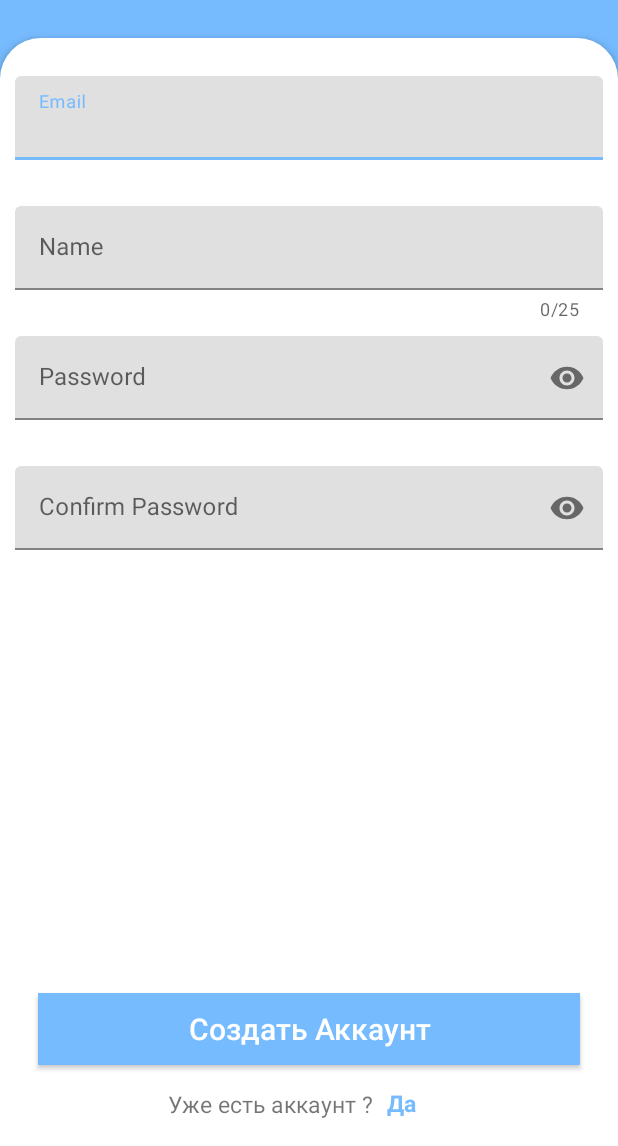
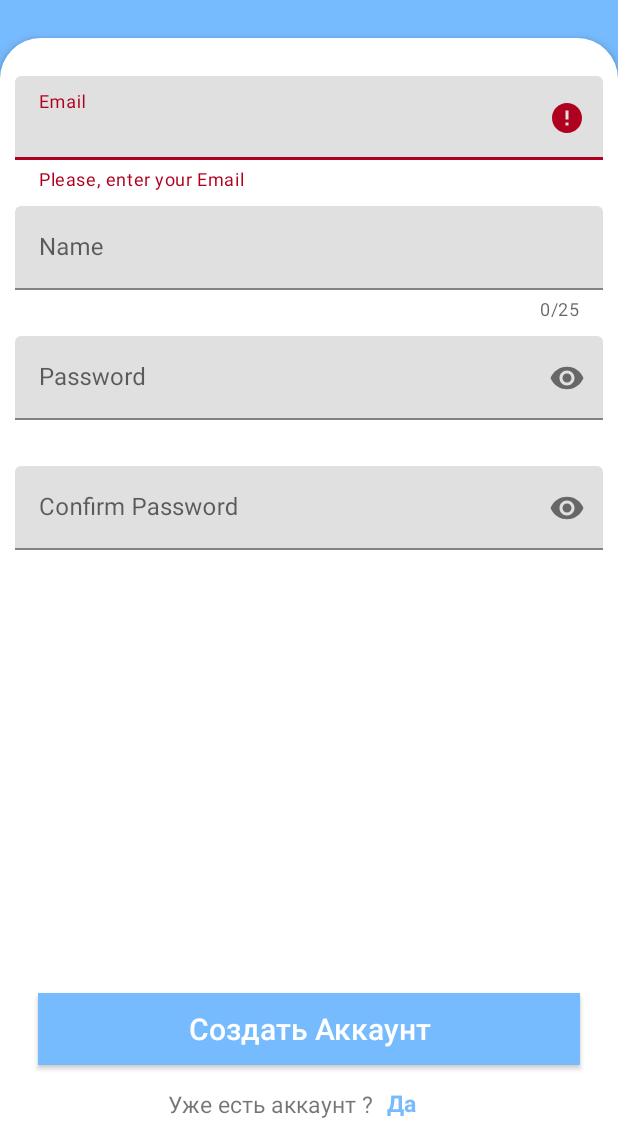
Before and after one commit to Mish9Keveyan/Drive_Smart, an Android app: the RegisterActivity screen opened directly, with no data from a screen before it, after a tap on "Создать Аккаунт", on a phone screen of 412 x 824 dp, the part 90-1236 px from its top. Run offline under Robolectric (Android 15) with nearby library versions, the light colour scheme and no system bars.

Commit message:
Start commit

```diff
--- a/app/src/main/java/com/example/learntodrive/RegisterActivity.java
+++ b/app/src/main/java/com/example/learntodrive/RegisterActivity.java
@@ -21,6 +21,8 @@ public class RegisterActivity extends AppCompatActivity {
     private TextView toggleLoginSignUpTextView;
     private TextView tvYes;
 
+
+
     @SuppressLint("MissingInflatedId")
     @Override
     protected void onCreate(Bundle savedInstanceState) {
@@ -36,6 +38,13 @@ public class RegisterActivity extends AppCompatActivity {
         tvYes = findViewById(R.id.tvYes);
 
 
+        SignUpButton.setOnClickListener(new View.OnClickListener() {
+
+            @Override
+            public void onClick(View view) {
+                validateEmail();
+            }
+        });
 
     }
     private boolean validateEmail(){
@@ -44,9 +53,11 @@ public class RegisterActivity extends AppCompatActivity {
             textInputEmail.setError("Please, enter your Email");
             return false;
         }else {
+            textInputEmail.setError("");
             return true;
         }
     }
+
 
     public void toggleLoginSignUp(View view) {
     }
```
